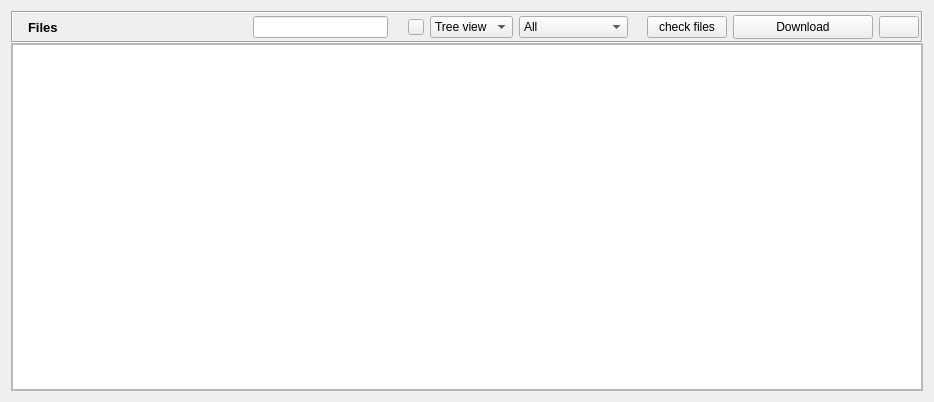
Old version of the form retroshare-gui/src/gui/SharedFilesDialog.ui in the repository RetroShare/RetroShare.
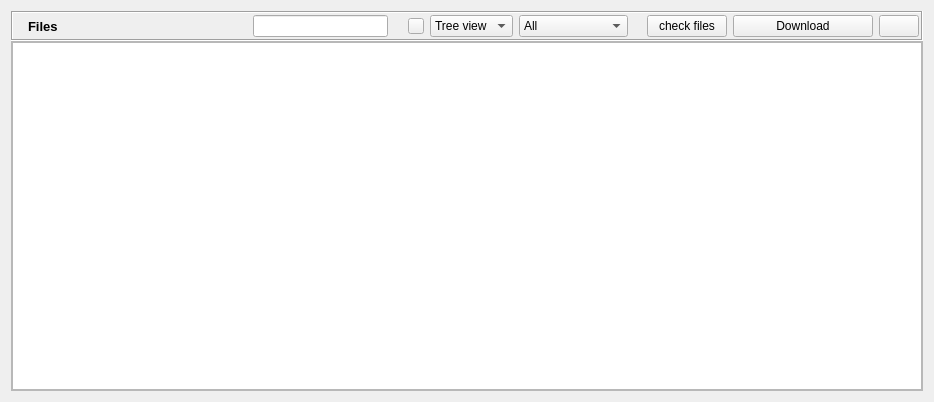
New version of the form. Icons and pictures are not drawn.

Commit message: Fixed height of the header frame in the main pages.

Diff of the .ui file:
```diff
--- a/retroshare-gui/src/gui/SharedFilesDialog.ui
+++ b/retroshare-gui/src/gui/SharedFilesDialog.ui
@@ -17,23 +17,11 @@
    <item row="0" column="0">
     <widget class="QFrame" name="titleBarFrame">
      <property name="sizePolicy">
-      <sizepolicy hsizetype="Expanding" vsizetype="Expanding">
+      <sizepolicy hsizetype="Expanding" vsizetype="Maximum">
        <horstretch>0</horstretch>
        <verstretch>0</verstretch>
       </sizepolicy>
      </property>
-     <property name="minimumSize">
-      <size>
-       <width>0</width>
-       <height>32</height>
-      </size>
-     </property>
-     <property name="maximumSize">
-      <size>
-       <width>16777215</width>
-       <height>32</height>
-      </size>
-     </property>
      <property name="frameShape">
       <enum>QFrame::Box</enum>
      </property>
```
The commit also changes 5 other files.
